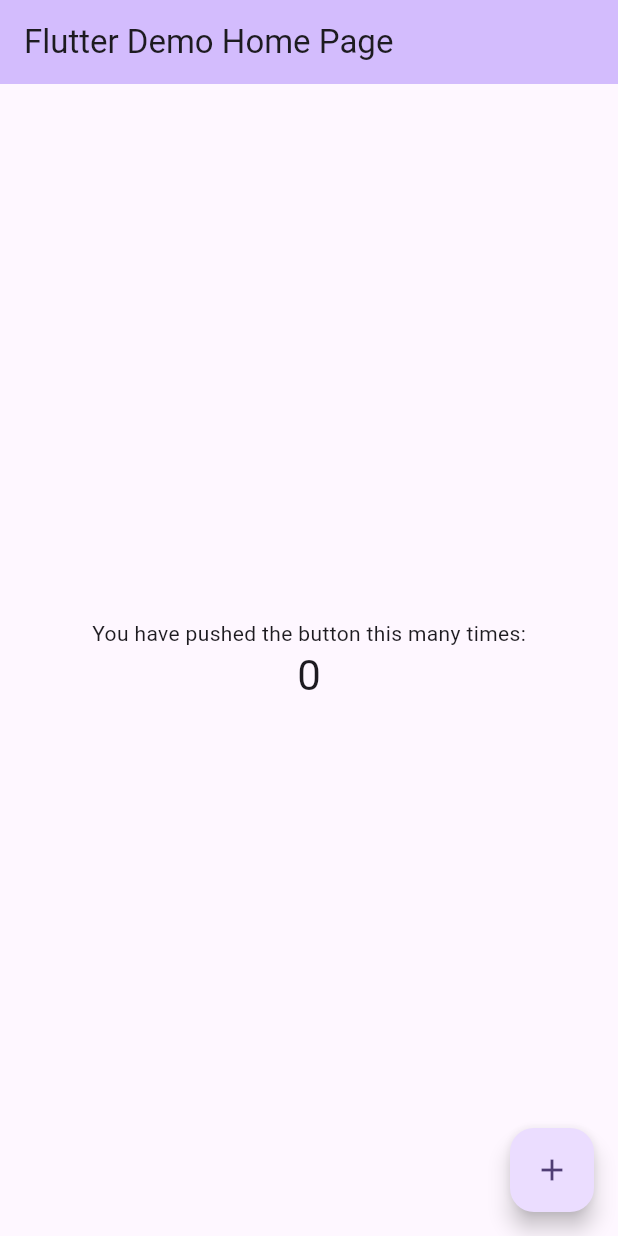
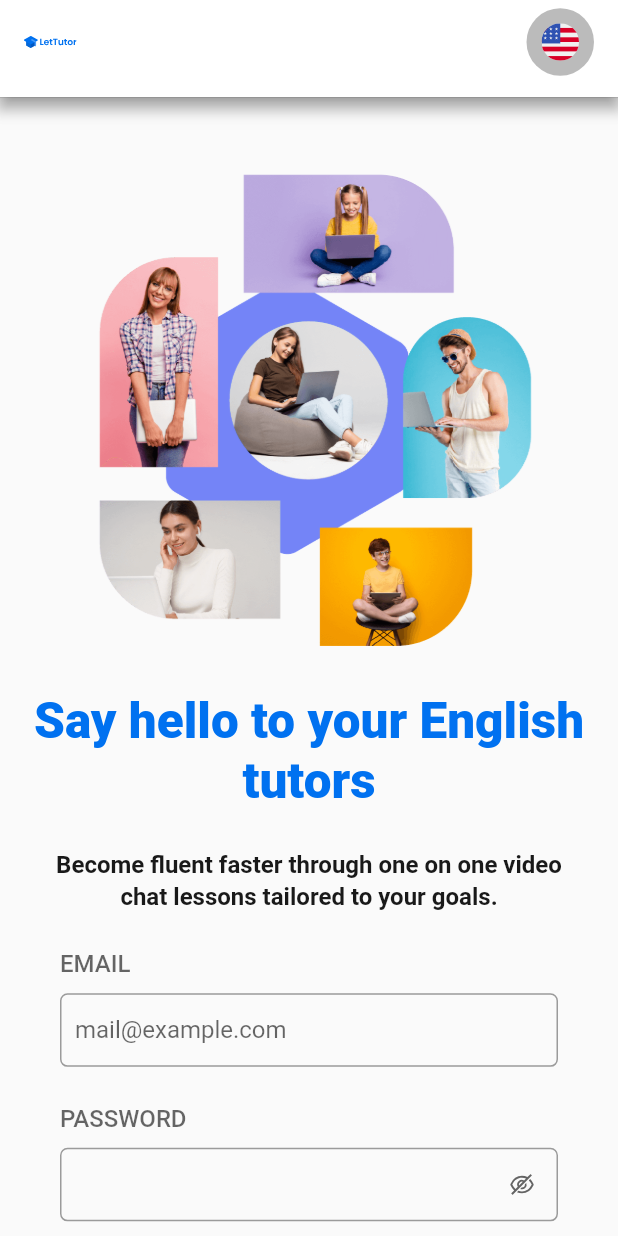
Before and after one commit to LeThaiNhuQuynh/advanced-mobile, a Flutter app: the screen it shows after launch, on a phone screen of 412 x 824 dp. Run offline on Flutter 3.47's test engine with Material 2 defaults, Android fonts, the phone set to English and light mode, and no system bars; our stand-ins replace flutter_svg; Roboto replaces fonts that are missing (Poppins).

Commit message:
Log in screen - UI

```diff
--- a/lib/main.dart
+++ b/lib/main.dart
@@ -1,3 +1,4 @@
+import 'package:advanced_mobile_project/presentation/log-in/LogIn.dart';
 import 'package:flutter/material.dart';
 
 void main() {
@@ -13,113 +14,10 @@ class MyApp extends StatelessWidget {
     return MaterialApp(
       title: 'Flutter Demo',
       theme: ThemeData(
-        // This is the theme of your application.
-        //
-        // TRY THIS: Try running your application with "flutter run". You'll see
-        // the application has a blue toolbar. Then, without quitting the app,
-        // try changing the seedColor in the colorScheme below to Colors.green
-        // and then invoke "hot reload" (save your changes or press the "hot
-        // reload" button in a Flutter-supported IDE, or press "r" if you used
-        // the command line to start the app).
-        //
-        // Notice that the counter didn't reset back to zero; the application
-        // state is not lost during the reload. To reset the state, use hot
-        // restart instead.
-        //
-        // This works for code too, not just values: Most code changes can be
-        // tested with just a hot reload.
-        colorScheme: ColorScheme.fromSeed(seedColor: Colors.deepPurple),
+        colorScheme: ColorScheme.fromSeed(seedColor: Colors.white),
         useMaterial3: true,
       ),
-      home: const MyHomePage(title: 'Flutter Demo Home Page'),
+      home: const LogIn(),
     );
   }
 }
-
-class MyHomePage extends StatefulWidget {
-  const MyHomePage({super.key, required this.title});
-
-  // This widget is the home page of your application. It is stateful, meaning
-  // that it has a State object (defined below) that contains fields that affect
-  // how it looks.
-
-  // This class is the configuration for the state. It holds the values (in this
-  // case the title) provided by the parent (in this case the App widget) and
-  // used by the build method of the State. Fields in a Widget subclass are
-  // always marked "final".
-
-  final String title;
-
-  @override
-  State<MyHomePage> createState() => _MyHomePageState();
-}
-
-class _MyHomePageState extends State<MyHomePage> {
-  int _counter = 0;
-
-  void _incrementCounter() {
-    setState(() {
-      // This call to setState tells the Flutter framework that something has
-      // changed in this State, which causes it to rerun the build method below
-      // so that the display can reflect the updated values. If we changed
-      // _counter without calling setState(), then the build method would not be
-      // called again, and so nothing would appear to happen.
-      _counter++;
-    });
-  }
-
-  @override
-  Widget build(BuildContext context) {
-    // This method is rerun every time setState is called, for instance as done
-    // by the _incrementCounter method above.
-    //
-    // The Flutter framework has been optimized to make rerunning build methods
-    // fast, so that you can just rebuild anything that needs updating rather
-    // than having to individually change instances of widgets.
-    return Scaffold(
-      appBar: AppBar(
-        // TRY THIS: Try changing the color here to a specific color (to
-        // Colors.amber, perhaps?) and trigger a hot reload to see the AppBar
-        // change color while the other colors stay the same.
-        backgroundColor: Theme.of(context).colorScheme.inversePrimary,
-        // Here we take the value from the MyHomePage object that was created by
-        // the App.build method, and use it to set our appbar title.
-        title: Text(widget.title),
-      ),
-      body: Center(
-        // Center is a layout widget. It takes a single child and positions it
-        // in the middle of the parent.
-        child: Column(
-          // Column is also a layout widget. It takes a list of children and
-          // arranges them vertically. By default, it sizes itself to fit its
-          // children horizontally, and tries to be as tall as its parent.
-          //
-          // Column has various properties to control how it sizes itself and
-          // how it positions its children. Here we use mainAxisAlignment to
-          // center the children vertically; the main axis here is the vertical
-          // axis because Columns are vertical (the cross axis would be
-          // horizontal).
-          //
-          // TRY THIS: Invoke "debug painting" (choose the "Toggle Debug Paint"
-          // action in the IDE, or press "p" in the console), to see the
-          // wireframe for each widget.
-          mainAxisAlignment: MainAxisAlignment.center,
-          children: <Widget>[
-            const Text(
-              'You have pushed the button this many times:',
-            ),
-            Text(
-              '$_counter',
-              style: Theme.of(context).textTheme.headlineMedium,
-            ),
-          ],
-        ),
-      ),
-      floatingActionButton: FloatingActionButton(
-        onPressed: _incrementCounter,
-        tooltip: 'Increment',
-        child: const Icon(Icons.add),
-      ), // This trailing comma makes auto-formatting nicer for build methods.
-    );
-  }
-}
--- a/lib/presentation/log-in/LogIn.dart
+++ b/lib/presentation/log-in/LogIn.dart
@@ -0,0 +1,296 @@
+import 'package:flutter/material.dart';
+import 'package:flutter_svg/svg.dart';
+
+class LogIn extends StatefulWidget {
+  const LogIn({super.key});
+
+  @override
+  State<LogIn> createState() => _LogInState();
+}
+
+class _LogInState extends State<LogIn> {
+  @override
+  Widget build(BuildContext context) {
+    return MaterialApp(
+        home: Scaffold(
+            appBar: PreferredSize(
+              preferredSize: Size.fromHeight(65.0),
+              child: Container(
+                decoration: BoxDecoration(
+                  border: const Border(
+                    bottom: BorderSide(
+                      color: Colors.grey,
+                      width: 0.3,
+                    ),
+                  ),
+                  boxShadow: [
+                    BoxShadow(
+                      color: Colors.grey.withOpacity(0.4),
+                      spreadRadius: 5,
+                      blurRadius: 7,
+                      offset: Offset(0, 3), // changes position of shadow
+                    ),
+                  ],
+                ),
+                child: AppBar(
+                  backgroundColor: Colors.white,
+                  title: Row(
+                    mainAxisAlignment: MainAxisAlignment.spaceBetween,
+                    children: [
+                      Container(
+                        margin: const EdgeInsets.only(right: 10),
+                        child: SvgPicture.asset(
+                          'assets/svgs/logo.svg',
+                          width: 35,
+                          height: 35,
+                        ),
+                      ),
+                      Container(
+                        padding: const EdgeInsets.all(10.0),
+                        decoration: BoxDecoration(
+                          color: Colors.grey.withOpacity(0.7),
+                          borderRadius: BorderRadius.circular(50.0),
+                        ),
+                        child: ClipRRect(
+                          borderRadius: BorderRadius.circular(50.0),
+                          child: SvgPicture.asset(
+                            'assets/svgs/nation.svg',
+                            width: 25,
+                            height: 25,
+                          ),
+                        ),
+                      )
+                    ],
+                  ),
+                ),
+              ),
+            ),
+            body: SingleChildScrollView(
+              padding: const EdgeInsets.all(20),
+              child: Center(
+                child: Column(
+                  mainAxisAlignment: MainAxisAlignment.center,
+                  children: <Widget>[
+                    Container(
+                      margin:
+                          const EdgeInsets.only(right: 20, top: 20, bottom: 30),
+                      child: Image.asset(
+                        'assets/images/log-in.png',
+                      ),
+                    ),
+                    Container(
+                      margin: const EdgeInsets.only(bottom: 20.0),
+                      child: const Text(
+                        'Say hello to your English tutors',
+                        textAlign: TextAlign.center,
+                        style: TextStyle(
+                          fontSize: 33,
+                          height: 1.2,
+                          fontFamily: 'Poppins',
+                          fontWeight: FontWeight.w800,
+                          color: Color.fromRGBO(0, 113, 240, 1),
+                        ),
+                      ),
+                    ),
+                    // Some Text
+                    Container(
+                      margin: const EdgeInsets.only(top: 5, bottom: 5),
+                      child: const Text(
+                        'Become fluent faster through one on one video chat lessons tailored to your goals.',
+                        textAlign: TextAlign.center,
+                        style: TextStyle(
+                          fontSize: 16,
+                          height: 1.3,
+                          fontFamily: 'Poppins',
+                          fontWeight: FontWeight.w600,
+                          color: Color.fromRGBO(0, 0, 0, .9),
+                        ),
+                      ),
+                    ),
+                    // Login Fields
+                    Padding(
+                      padding: const EdgeInsets.all(20.0),
+                      child: Column(
+                        children: [
+                          Column(
+                            children: <Widget>[
+                              const Align(
+                                alignment: Alignment.centerLeft,
+                                child: Text(
+                                  'EMAIL',
+                                  style: TextStyle(
+                                    fontSize: 16,
+                                    fontWeight: FontWeight.w500,
+                                    color: Color.fromRGBO(0, 0, 0, .6),
+                                  ),
+                                ),
+                              ),
+                              const SizedBox(height: 10),
+                              TextFormField(
+                                decoration: InputDecoration(
+                                  hintText: 'mail@example.com',
+                                  contentPadding: const EdgeInsets.symmetric(
+                                      vertical: 15.0, horizontal: 10.0),
+                                  border: OutlineInputBorder(
+                                    borderRadius: BorderRadius.circular(5.0),
+                                  ),
+                                ),
+                              ),
+                            ],
+                          ),
+                          const SizedBox(height: 25),
+                          Column(
+                            children: <Widget>[
+                              const Align(
+                                alignment: Alignment.centerLeft,
+                                child: Text(
+                                  'PASSWORD',
+                                  style: TextStyle(
+                                    fontSize: 16,
+                                    fontWeight: FontWeight.w500,
+                                    color: Color.fromRGBO(0, 0, 0, .6),
+                                  ),
+                                ),
+                              ),
+                              const SizedBox(height: 10),
+                              TextFormField(
+                                decoration: InputDecoration(
+                                  contentPadding: const EdgeInsets.symmetric(
+                                      vertical: 15.0, horizontal: 10.0),
+                                  border: OutlineInputBorder(
+                                    borderRadius: BorderRadius.circular(5.0),
+                                  ),
+                                  suffixIcon: IconButton(
+                                    onPressed: () {
+                                      // do nothing
+                                    },
+                                    icon: SizedBox(
+                                      width: 16,
+                                      height: 16,
+                                      child: SvgPicture.asset(
+                                        'assets/svgs/password.svg',
+                                        semanticsLabel: 'Password Icon',
+                                      ),
+                                    ),
+                                  ),
+                                ),
+                              )
+                            ],
+                          ),
+                          const SizedBox(height: 25),
+                          Column(
+                            children: <Widget>[
+                              const Align(
+                                alignment: Alignment.centerLeft,
+                                child: Text(
+                                  'Forgot Password?',
+                                  style: TextStyle(
+                                    fontSize: 16,
+                                    fontWeight: FontWeight.w600,
+                                    color: Color.fromRGBO(40, 106, 210, 1),
+                                  ),
+                                ),
+                              ),
+                              const SizedBox(height: 10),
+                              SizedBox(
+                                height: 50,
+                                width: double.infinity,
+                                child: TextButton(
+                                  style: TextButton.styleFrom(
+                                    backgroundColor:
+                                        const Color.fromRGBO(0, 113, 240, 1),
+                                  ),
+                                  onPressed: () {
+                                    // do nothing
+                                  },
+                                  child: const Text(
+                                    'LOG IN',
+                                    style: TextStyle(
+                                      color: Colors.white,
+                                      fontSize: 20,
+                                      fontWeight: FontWeight.w800,
+                                    ),
+                                  ),
+                                ),
+                              ),
+                            ],
+                          ),
+                          const SizedBox(height: 30),
+                          Column(
+                            children: <Widget>[
+                              const Text(
+                                'Or continue with',
+                                style: TextStyle(
+                                  fontSize: 18,
+                                  fontWeight: FontWeight.w500,
+                                ),
+                              ),
+                              const SizedBox(height: 20),
+                              Row(
+                                mainAxisAlignment: MainAxisAlignment.center,
+                                children: [
+                                  SvgPicture.asset(
+                                    'assets/svgs/fb.svg',
+                                    width: 40,
+                                    height: 40,
+                                  ),
+                                  const SizedBox(width: 25),
+                                  SvgPicture.asset(
+                                    'assets/svgs/google.svg',
+                                    width: 40,
+                                    height: 40,
+                                  ),
+                                  const SizedBox(width: 25),
+                                  ClipOval(
+                                    child: Container(
+                                      padding: const EdgeInsets.all(5.0),
+                                      width: 40,
+                                      height: 40,
+                                      decoration: BoxDecoration(
+                                        shape: BoxShape.circle,
+                                        border: Border.all(
+                                          color: const Color.fromRGBO(
+                                              40, 106, 210, 1),
+                                          width: 1.0,
+                                        ),
+                                      ),
+                                      child: SvgPicture.asset(
+                                          'assets/svgs/mobile-phone-2642.svg'),
+                                    ),
+                                  )
+                                ],
+                              ),
+                              const SizedBox(height: 20),
+                              const Row(
+                                mainAxisAlignment: MainAxisAlignment.center,
+                                children: [
+                                  Text(
+                                    'Not a member yet?',
+                                    style: TextStyle(
+                                      fontSize: 16,
+                                      fontWeight: FontWeight.w500,
+                                    ),
+                                  ),
+                                  SizedBox(width: 10),
+                                  Text(
+                                    'Sign up',
+                                    style: TextStyle(
+                                      color: Color(0xFF1890FF),
+                                      fontSize: 16,
+                                      fontWeight: FontWeight.w500,
+                                    ),
+                                  )
+                                ],
+                              ),
+                            ],
+                          ),
+                          const SizedBox(height: 30),
+                        ],
+                      ),
+                    ),
+                  ],
+                ),
+              ),
+            )));
+  }
+}
--- a/pubspec.yaml
+++ b/pubspec.yaml
@@ -30,6 +30,7 @@ environment:
 dependencies:
   flutter:
     sdk: flutter
+  flutter_svg: ^2.0.8
 
 
   # The following adds the Cupertino Icons font to your application.
@@ -52,6 +53,10 @@ dev_dependencies:
 
 # The following section is specific to Flutter packages.
 flutter:
+  assets:
+    - assets/images/
+    - assets/fonts/
+    - assets/svgs/
 
   # The following line ensures that the Material Icons font is
   # included with your application, so that you can use the icons in
```
Also changed, not shown: assets/images/log-in.png (added), assets/svgs/fb.svg (added), assets/svgs/google.svg (added), assets/svgs/logo.svg (added), assets/svgs/mobile-phone-2642.svg (added), assets/svgs/nation.svg (added), assets/svgs/password.svg (added), pubspec.lock.
